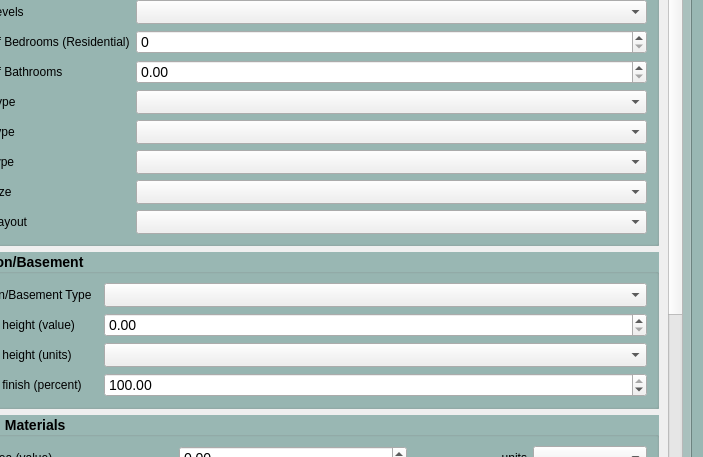
Old version of the form cancurve/bldgs/cc_bldgs_dialog.ui in the repository NRCan/CanCurve; both pictures show x 97 to 800 and y 149 to 606 of the 800 by 800 pixel window.
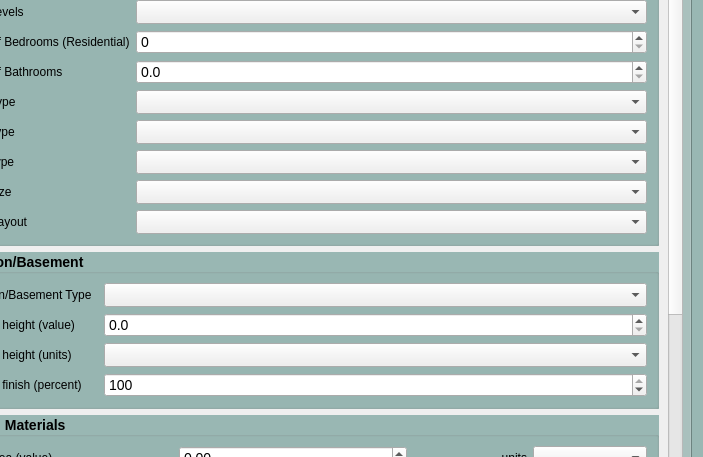
New version of the form. The open tabs and pages were chosen to show the change. Icons and pictures are not drawn.

The edit to the form file:
```diff
--- a/cancurve/bldgs/cc_bldgs_dialog.ui
+++ b/cancurve/bldgs/cc_bldgs_dialog.ui
@@ -311,7 +311,11 @@
                  </widget>
                 </item>
                 <item row="4" column="1">
-                 <widget class="QDoubleSpinBox" name="BathroomCount_DoubleSpinBox"/>
+                 <widget class="QDoubleSpinBox" name="BathroomCount_DoubleSpinBox">
+                  <property name="decimals">
+                   <number>1</number>
+                  </property>
+                 </widget>
                 </item>
                 <item row="5" column="0">
                  <widget class="QLabel" name="heatingTypeLabel">
@@ -410,7 +414,11 @@
                  </widget>
                 </item>
                 <item row="1" column="1">
-                 <widget class="QDoubleSpinBox" name="basementHeight_DoubleSpinBox"/>
+                 <widget class="QDoubleSpinBox" name="basementHeight_DoubleSpinBox">
+                  <property name="decimals">
+                   <number>1</number>
+                  </property>
+                 </widget>
                 </item>
                 <item row="2" column="0">
                  <widget class="QLabel" name="basementHeightUnitsLabel">
@@ -431,6 +439,9 @@
                 </item>
                 <item row="3" column="1">
                  <widget class="QDoubleSpinBox" name="basementFinish_DoubleSpinBox">
+                  <property name="decimals">
+                   <number>0</number>
+                  </property>
                   <property name="maximum">
                    <double>100.000000000000000</double>
                   </property>
```
